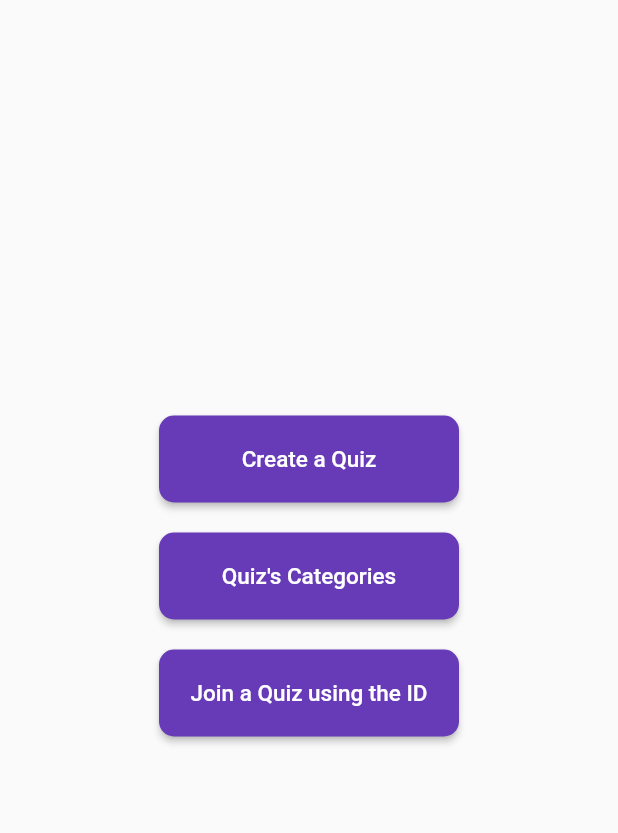
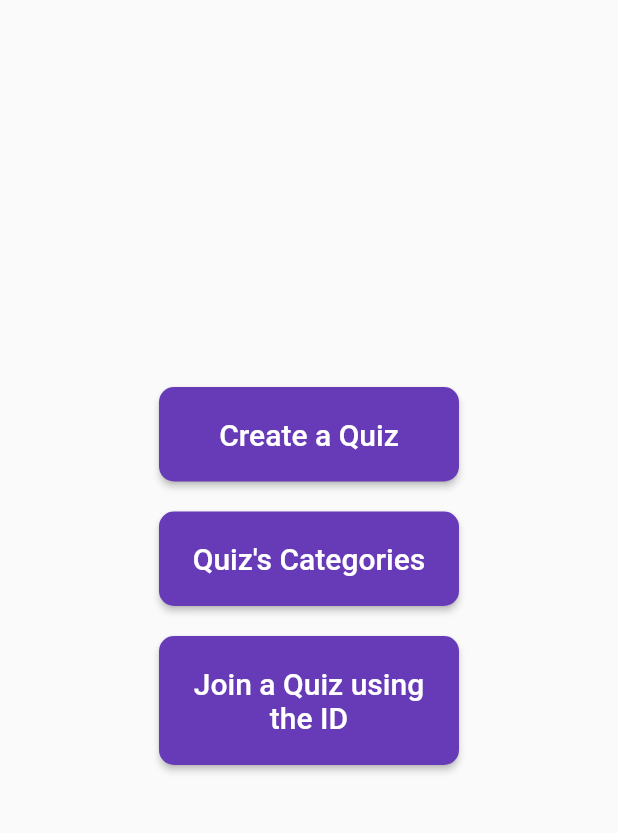
Before and after one commit to IvayloGatev/Quizigma, a Flutter app: the screen it shows once a user with an empty profile is signed in, on a phone screen of 412 x 824 dp, the part 84-917 px from its top. Run offline on Flutter 3.47's test engine with Material 2 defaults, Android fonts, the phone set to English and light mode, and no system bars; our stand-ins replace cloud_firestore, firebase_auth, firebase_core, flutter_svg, mvc_pattern, random_string and 2 more; accounts and stored records are empty.

```diff
--- a/lib/views/home/home.dart
+++ b/lib/views/home/home.dart
@@ -1,3 +1,4 @@
+
 import 'package:flutter/cupertino.dart';
 import 'package:flutter/material.dart';
 import 'package:quizigma/controllers/home_controller.dart';
@@ -48,7 +49,7 @@ class Home extends StatelessWidget {
                 shape: RoundedRectangleBorder(
                   borderRadius: BorderRadius.circular(10.0),
                 ),
-                child: Text("Create a Quiz", style: TextStyle(fontSize: 15)),
+                child: Text("Create a Quiz", style: TextStyle(fontSize: 20)),
                 color: Colors.deepPurple,
                 textColor: Colors.white,
                 onPressed: () async {
@@ -69,7 +70,7 @@ class Home extends StatelessWidget {
                   borderRadius: BorderRadius.circular(10.0),
                 ),
                 child:
-                    Text("Quiz's Categories", style: TextStyle(fontSize: 15)),
+                    Text("Quiz's Categories", style: TextStyle(fontSize: 20)),
                 color: Colors.deepPurple,
                 textColor: Colors.white,
                 onPressed: () async {
@@ -92,7 +93,9 @@ class Home extends StatelessWidget {
                   borderRadius: BorderRadius.circular(10.0),
                 ),
                 child: Text("Join a Quiz using the ID",
-                    style: TextStyle(fontSize: 15)),
+                    style: TextStyle(fontSize: 20),
+                      textAlign: TextAlign.center
+                    ),
                 color: Colors.deepPurple,
                 textColor: Colors.white,
                 onPressed: () async {
--- a/lib/views/quiz/creator/creator.dart
+++ b/lib/views/quiz/creator/creator.dart
@@ -247,7 +247,10 @@ class _QuizCreatorState extends State<QuizCreator> {
                     shape: RoundedRectangleBorder(
                       borderRadius: BorderRadius.circular(10.0),
                     ),
-                    child: Text('Create Quiz'),
+                    child: Text('Create Quiz',
+                    style: TextStyle(fontSize: 15),
+),
+                    textColor: Colors.white,
                     color: Colors.deepPurple,
                   ),
                 )
```
Also changed, not shown: lib/views/quiz/creator/creator_alert.dart (+42 -11 lines), assets/images/Quiz-300x223.jpg (added).
